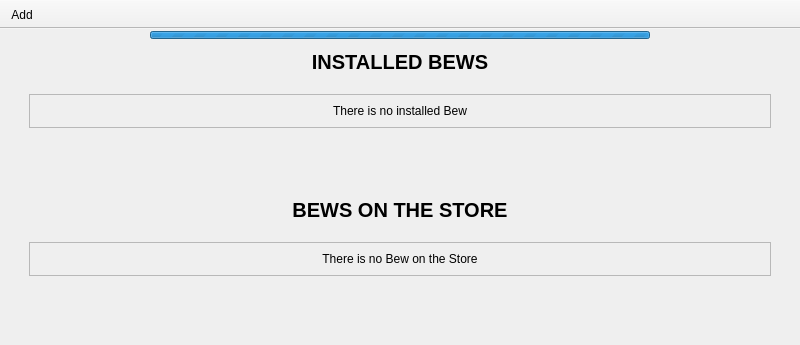
The window that src/bewstore.ui (realbardia/bew) describes before a commit, drawn with Qt 5; both pictures show x 0 to 800 and y 0 to 345 of the 800 by 600 pixel window.
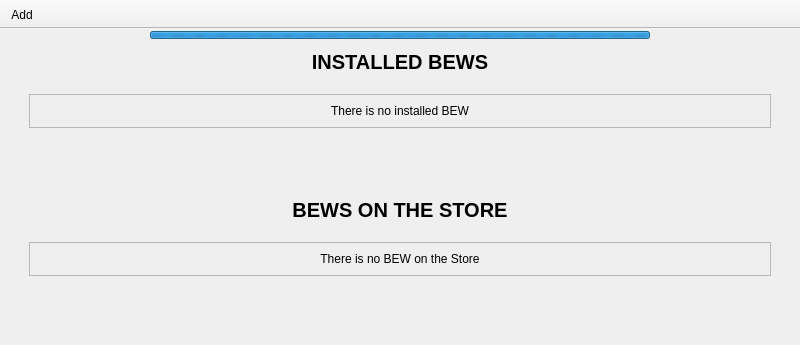
The same window after the commit. Icons and pictures are not drawn.

Patch:
```diff
--- a/src/bewstore.ui
+++ b/src/bewstore.ui
@@ -143,7 +143,7 @@
               <item>
                <widget class="QLabel" name="no_installed_bew">
                 <property name="text">
-                 <string>There is no installed Bew</string>
+                 <string>There is no installed BEW</string>
                 </property>
                 <property name="alignment">
                  <set>Qt::AlignCenter</set>
@@ -200,7 +200,7 @@
               <item>
                <widget class="QLabel" name="no_store_bew">
                 <property name="text">
-                 <string>There is no Bew on the Store</string>
+                 <string>There is no BEW on the Store</string>
                 </property>
                 <property name="alignment">
                  <set>Qt::AlignCenter</set>
```
Left out of the diff: 6 changed lines with no effect on the pictures.
